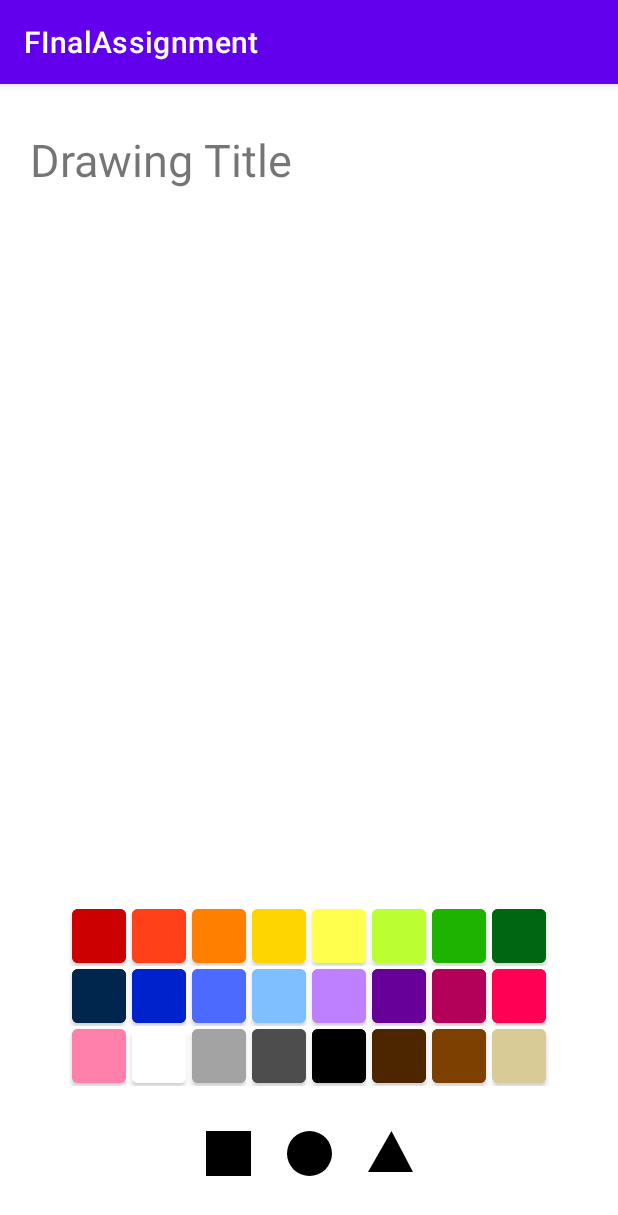
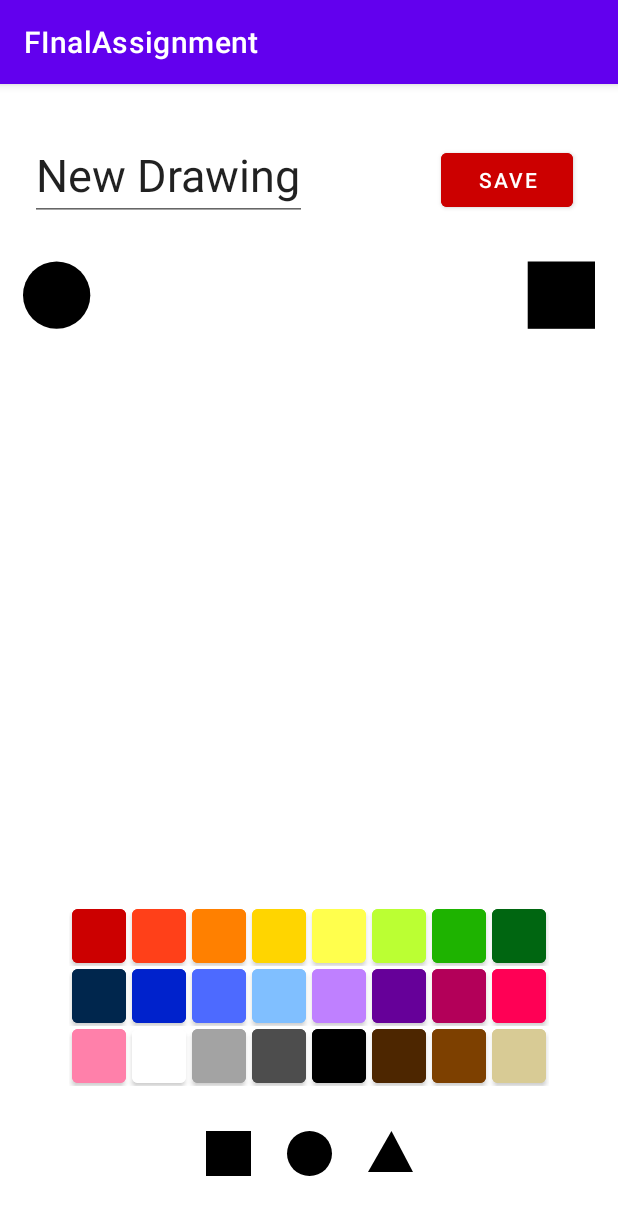
Before and after one commit to a-hassett/cs2410-finalassignment, an Android app: the DrawFragment screen opened through its navigation route, on a phone screen of 412 x 824 dp. Shown: the top 1215 px of the screen. Run offline under Robolectric (Android 15) with nearby library versions, the phone set to English and light mode, and no system bars.

Commit message:
got image to update based on bitmap and made home page pretty

```diff
--- a/app/src/main/java/com/allykh/finalassignment/DrawFragment.kt
+++ b/app/src/main/java/com/allykh/finalassignment/DrawFragment.kt
@@ -1,12 +1,18 @@
 package com.allykh.finalassignment
 
+//import android.R
+import android.graphics.Bitmap
+import android.graphics.BitmapFactory
+import android.graphics.drawable.Drawable
+import android.graphics.drawable.LayerDrawable
 import android.os.Bundle
+import android.util.Log
 import android.view.LayoutInflater
-import android.view.MotionEvent
 import android.view.View
-import android.view.View.OnTouchListener
 import android.view.ViewGroup
+import androidx.core.content.res.ResourcesCompat
 import androidx.fragment.app.Fragment
+import androidx.navigation.fragment.findNavController
 import com.allykh.finalassignment.databinding.FragmentDrawBinding
 
 
@@ -21,8 +27,86 @@ class DrawFragment : Fragment() {
         savedInstanceState: Bundle?
     ): View? {
         val binding = FragmentDrawBinding.inflate(inflater, container, false)
+        val itemCounter: Int = 1
+        var shape: Drawable? = ResourcesCompat.getDrawable(resources, R.drawable.square_shape, null)
+        var userImage = ResourcesCompat.getDrawable(resources, R.drawable.user_image, null) as LayerDrawable
+
+        binding.squarebutton.setOnClickListener{
+            shape = ResourcesCompat.getDrawable(resources, R.drawable.square_shape, null)
+        }
+        binding.circlebutton.setOnClickListener{
+            shape = ResourcesCompat.getDrawable(resources, R.drawable.circle_shape, null)
+        }
+        binding.trianglebutton.setOnClickListener{
+            shape = ResourcesCompat.getDrawable(resources, R.drawable.user_image, null)
+        }
+
+        val bitmap = Bitmap.createBitmap(390, 390, Bitmap.Config.ARGB_8888)
+
+        var index: Int
+        var item: Drawable?
+//        var canvas: Canvas =
+        //var bitmap: Bitmap = Bitmap(390, 390)
+        var color: Int = ResourcesCompat.getColor(resources, R.color.pink, null)
+        binding.userImageView.setOnClickListener{
+//            item = ResourcesCompat.getDrawable(resources, R.drawable.circle_shape, null)
+//            index = userImage.addLayer(shape)
+//            item = userImage.getDrawable(index)
+
+            //userImage.addLayer(shape)
+            //bitmap = BitmapFactory.decodeResource(resources, R.drawable.user_image)
+            binding.userImageView.setImageBitmap(bitmap)
+
+            //item.setColor
+//            DrawableCompat.setTint(item, color)
+//            item.draw(Canvas(item))
+        }
+
+
+
+
+//        val imageView: ImageView = binding.userImageView
+//        val image: Drawable? = ResourcesCompat.getDrawable(resources, R.drawable.user_image, null)
+//        image.setImageDrawable
+//
+//
+
+//        var shape: Drawable = context!!.resources.getDrawable(R.drawable.square_shape, context!!.theme)
+
+//        var shape: ShapeDrawable = ShapeDrawable(square_shape)
+//        //var shape: Drawable? = ResourcesCompat.getDrawable(resources, R.drawable.square_shape, null)
+//        var color = ResourcesCompat.getColor(resources, R.color.black, null)
+//
+//        for(button in binding.shapeGrid){
+//            button.setOnClickListener(){
+//                shape = button.src
+//            }
+//        }
+//
+//        binding.squarebutton.setOnClickListener{
+//            shape = ResourcesCompat.getDrawable(resources, R.drawable.square_shape, null)
+//        }
+//        binding.circlebutton.setOnClickListener{
+//            shape = ResourcesCompat.getDrawable(resources, R.drawable.circle_shape, null)
+//        }
+//        binding.trianglebutton.setOnClickListener{
+//            shape = ResourcesCompat.getDrawable(resources, R.drawable.triangle_shape, null)
+//        }
+//
+//        binding.shapeGrid.setOnClickListener{
+//
+//        }
+
+
 
         //myView.setOnTouchListener(handleTouch);
+
+        binding.savebutton.setOnClickListener{
+            Log.i("TAG", binding.titleText.text.toString())
+            findNavController().navigate(R.id.action_drawFragment_to_homeListFragment)
+        }
+
+        //binding.userImageView.setOnTouchListener
 
         return binding.root
 
@@ -30,6 +114,11 @@ class DrawFragment : Fragment() {
         // Inflate the layout for this fragment
         //return inflater.inflate(R.layout.fragment_draw, container, false)
     }
+
+//    override fun onClick(v: View?){
+//
+//    }
+
 
 //    private val handleTouch = OnTouchListener { v, event ->
 //        val x = event.x.toInt()
@@ -42,3 +131,8 @@ class DrawFragment : Fragment() {
 //        true
 //    }
 }
+
+//private fun View.setOnClickListener() {
+//
+//    View.
+//}
--- a/app/src/main/java/com/allykh/finalassignment/HomeListFragment.kt
+++ b/app/src/main/java/com/allykh/finalassignment/HomeListFragment.kt
@@ -14,12 +14,13 @@ class HomeListFragment : Fragment() {
     }
 
     override fun onCreateView(
-        inflater: LayoutInflater, container: ViewGroup?,
+        inflater: LayoutInflater,
+        container: ViewGroup?,
         savedInstanceState: Bundle?
     ): View? {
         val binding = FragmentHomeListBinding.inflate(inflater, container, false)
 
-        binding.button.setOnClickListener{
+        binding.newButton.setOnClickListener{
             findNavController().navigate(R.id.action_homeListFragment_to_drawFragment)
         }
 
--- a/app/src/main/res/drawable/user_image.xml
+++ b/app/src/main/res/drawable/user_image.xml
@@ -1,4 +1,28 @@
 <?xml version="1.0" encoding="utf-8"?>
-<selector xmlns:android="http://schemas.android.com/apk/res/android">
+<layer-list xmlns:android="http://schemas.android.com/apk/res/android">
+    <item
+        android:id="@+id/item1"
+        android:drawable="@drawable/circle_shape"
+        android:drawableTint="@color/army"
+        android:top="0dp"
+        android:bottom="10dp"
+        android:left="0dp"
+        android:right="0dp"
+        android:height="1dp"
+        android:width="1dp"
+        />
 
-</selector>
+    <item
+        android:id="@+id/item2"
+        android:drawable="@drawable/square_shape"
+        android:drawableTint="@color/army"
+        android:top="0dp"
+        android:bottom="0dp"
+        android:left="10dp"
+        android:right="0dp"
+        android:height="1dp"
+        android:width="1dp"
+        />
+
+
+</layer-list>
--- a/app/src/main/res/layout/fragment_draw.xml
+++ b/app/src/main/res/layout/fragment_draw.xml
@@ -8,20 +8,30 @@
     android:backgroundTint="@color/charcoal"
     tools:context=".DrawFragment">
 
-    <!-- TODO: Update blank fragment layout -->
-    <TextView
-        android:id="@+id/textView2"
+    <EditText
+        android:id="@+id/titleText"
         android:layout_width="wrap_content"
         android:layout_height="wrap_content"
         android:layout_marginStart="20dp"
         android:layout_marginTop="30dp"
-        android:text="Drawing Title"
+        android:text="New Drawing"
         android:textSize="30sp"
         app:layout_constraintStart_toStartOf="parent"
         app:layout_constraintTop_toTopOf="parent" />
 
+    <Button
+        android:id="@+id/savebutton"
+        android:layout_width="wrap_content"
+        android:layout_height="wrap_content"
+        android:layout_marginTop="40dp"
+        android:layout_marginEnd="30dp"
+        android:backgroundTint="@color/red"
+        android:text="Save"
+        app:layout_constraintEnd_toEndOf="parent"
+        app:layout_constraintTop_toTopOf="parent" />
+
     <ImageView
-        android:id="@+id/imageView"
+        android:id="@+id/userImageView"
         android:layout_width="match_parent"
         android:layout_height="match_parent"
         android:layout_marginStart="15dp"
@@ -32,7 +42,8 @@
         app:layout_constraintBottom_toBottomOf="parent"
         app:layout_constraintEnd_toEndOf="parent"
         app:layout_constraintStart_toStartOf="parent"
-        app:layout_constraintTop_toTopOf="parent" />
+        app:layout_constraintTop_toTopOf="parent"
+        app:srcCompat="@drawable/user_image" />
         <!--android:src="@drawable/triangle_shape"-->
 
     <TableLayout
@@ -42,7 +53,7 @@
         android:layout_marginTop="30dp"
         app:layout_constraintEnd_toEndOf="parent"
         app:layout_constraintStart_toStartOf="parent"
-        app:layout_constraintTop_toBottomOf="@id/imageView">
+        app:layout_constraintTop_toBottomOf="@id/userImageView">
 
         <TableRow
             android:layout_width="match_parent"
@@ -339,38 +350,27 @@
             android:layout_height="match_parent" >
 
             <ImageButton
-                android:id="@+id/imageButton"
+                android:id="@+id/squarebutton"
                 android:layout_width="wrap_content"
                 android:layout_height="wrap_content"
                 android:backgroundTint="@color/white"
                 android:src="@drawable/square_shape" />
 
             <ImageButton
-                android:id="@+id/imageButton2"
+                android:id="@+id/circlebutton"
                 android:layout_width="wrap_content"
                 android:layout_height="wrap_content"
                 android:backgroundTint="@color/white"
                 android:src="@drawable/circle_shape" />
 
             <ImageButton
-                android:id="@+id/imageButton3"
+                android:id="@+id/trianglebutton"
                 android:layout_width="wrap_content"
                 android:layout_height="wrap_content"
                 android:backgroundTint="@color/white"
                 android:src="@drawable/triangle_shape" />
         </TableRow>
 
-        <TableRow
-            android:layout_width="match_parent"
-            android:layout_height="match_parent" />
-
-        <TableRow
-            android:layout_width="match_parent"
-            android:layout_height="match_parent" />
-
-        <TableRow
-            android:layout_width="match_parent"
-            android:layout_height="match_parent" />
     </TableLayout>
 
 </androidx.constraintlayout.widget.ConstraintLayout>
```
Also changed, not shown: app/src/main/res/layout/fragment_home_list.xml (+30 -11 lines).
